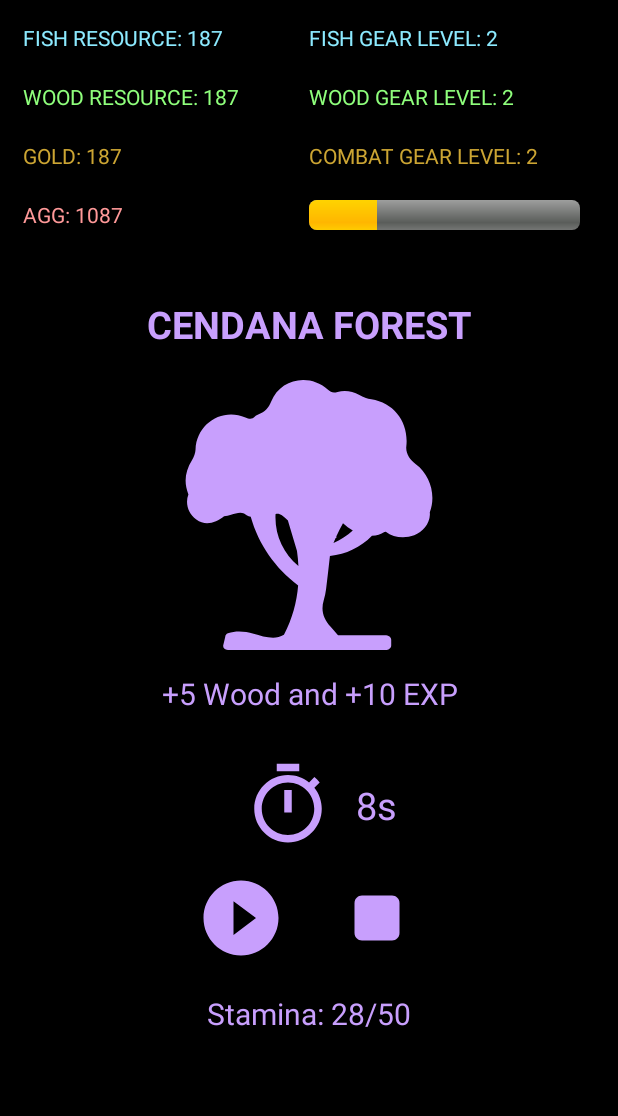
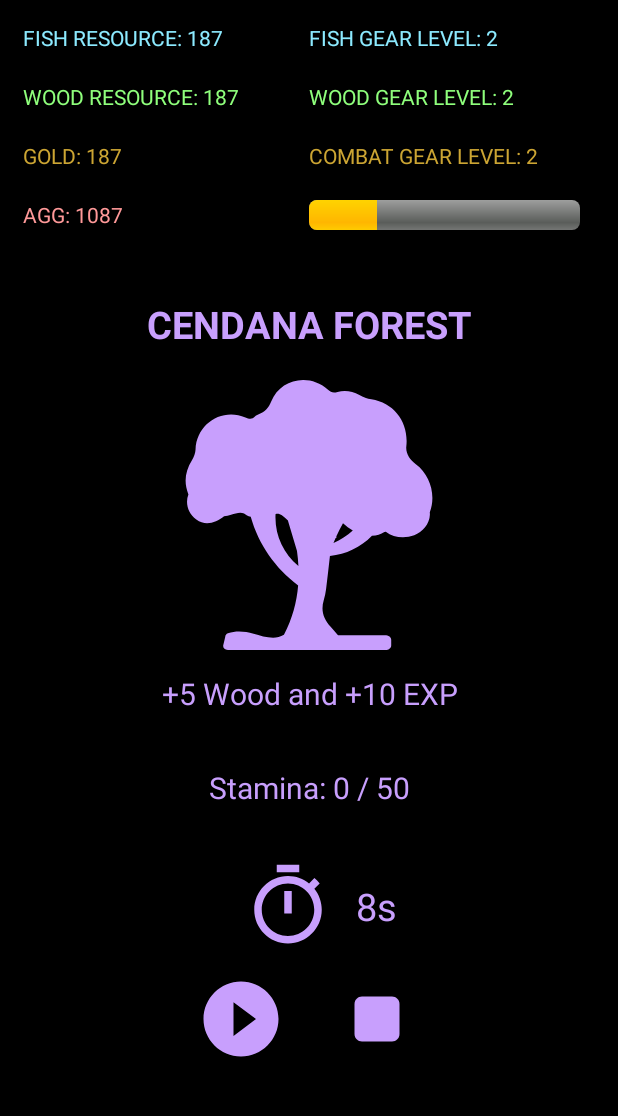
Before and after one commit to dzhou343/YSC3232-LittleYNC, an Android app: the CendanaForestActivity screen opened directly, with no data from a screen before it, on a phone screen of 412 x 824 dp, the part 84-1200 px from its top. Run offline under Robolectric (Android 15) with nearby library versions, the phone set to English and light mode, and no system bars.

Commit message:
play button changes stamina value

```diff
--- a/app/build.gradle
+++ b/app/build.gradle
@@ -17,6 +17,7 @@ android {
         testInstrumentationRunner "androidx.test.runner.AndroidJUnitRunner"
     }
 
+
     buildTypes {
         release {
             minifyEnabled false
--- a/app/src/main/java/com/example/littleync/CendanaForestActivity.java
+++ b/app/src/main/java/com/example/littleync/CendanaForestActivity.java
@@ -5,6 +5,7 @@ import androidx.appcompat.app.AppCompatActivity;
 import android.content.Intent;
 import android.os.Bundle;
 import android.view.View;
+import android.widget.TextView;
 
 public class CendanaForestActivity extends AppCompatActivity {
 
@@ -12,5 +13,27 @@ public class CendanaForestActivity extends AppCompatActivity {
     protected void onCreate(Bundle savedInstanceState) {
         super.onCreate(savedInstanceState);
         setContentView(R.layout.cendana_forest);
+        TextView stamina = (TextView) findViewById(R.id.stamina_section);
+        // By default, stamina is 0 when the activity is created
+        String staminaToDisplay = getString(R.string.Stamina, Integer.toString(0));
+        stamina.setText(staminaToDisplay);
+    }
+
+    public void modifyStaminaTest(View v){
+        // Need to get a reference to the text view to access its values
+        TextView stamina = (TextView) findViewById(R.id.stamina_section);
+        // Here we are dynamically getting the current text being displayed by the TextView
+        String staminaBeingDisplayed = stamina.getText().toString();
+        // Splitting up the string into parts
+        String[] splitted = staminaBeingDisplayed.split(" ");
+        // Getting the actual stamina value that we will change
+        Integer currentValue = Integer.parseInt(splitted[1]);
+        // Changing string value based on what it is
+        if(currentValue == 0) currentValue = 50;
+        else if(currentValue != 0) currentValue = currentValue - 1;
+        // This is the new stamina that will be displayed after clicking the play button
+        String newStaminaToDisplay = getString(R.string.Stamina, Integer.toString( currentValue) );
+        // Changing value stored by textView
+        stamina.setText(newStaminaToDisplay);
     }
 }
--- a/app/src/main/res/layout/cendana_forest.xml
+++ b/app/src/main/res/layout/cendana_forest.xml
@@ -5,7 +5,7 @@
     android:id="@+id/cendana_forest"
     android:layout_width="match_parent"
     android:layout_height="match_parent"
-    tools:context=".MainActivity"
+    tools:context=".CendanaForestActivity"
     android:background="@android:color/background_dark"
     android:orientation="vertical">
 
@@ -161,6 +161,18 @@
         android:textAlignment="center">
     </TextView>
 
+    <TextView
+        android:id="@+id/stamina_section"
+        android:layout_width="match_parent"
+        android:layout_height="wrap_content"
+        android:layout_margin="20dp"
+        android:text="@string/Stamina"
+        android:textAlignment="center"
+        android:textColor="#C89FFD"
+        android:textSize="20dp">
+
+    </TextView>
+
     <LinearLayout
         android:id="@+id/timer_section"
         android:layout_width="wrap_content"
@@ -204,6 +216,7 @@
             android:layout_height="60dp"
             android:layout_marginHorizontal="15dp"
             app:srcCompat="@drawable/ic_baseline_play_circle_filled_24"
+            android:onClick="modifyStaminaTest"
             android:tint="#C89FFD">
         </ImageView>
 
@@ -219,16 +232,4 @@
 
     </LinearLayout>
 
-    <TextView
-        android:id="@+id/stamina_section"
-        android:layout_width="match_parent"
-        android:layout_height="wrap_content"
-        android:layout_margin="20dp"
-        android:text="Stamina: 28/50"
-        android:textColor="#C89FFD"
-        android:textAlignment="center"
-        android:textSize="20dp">
-
-    </TextView>
-
 </LinearLayout>
--- a/app/src/main/res/values/strings.xml
+++ b/app/src/main/res/values/strings.xml
@@ -9,4 +9,5 @@
     <string name="Gear_Shop">DoS Armoury</string>
     <string name="Marketplace">Buttery Trading Hub</string>
     <string name="Login">Login</string>
+    <string name="Stamina">Stamina: %s / 50</string>
 </resources>
```
